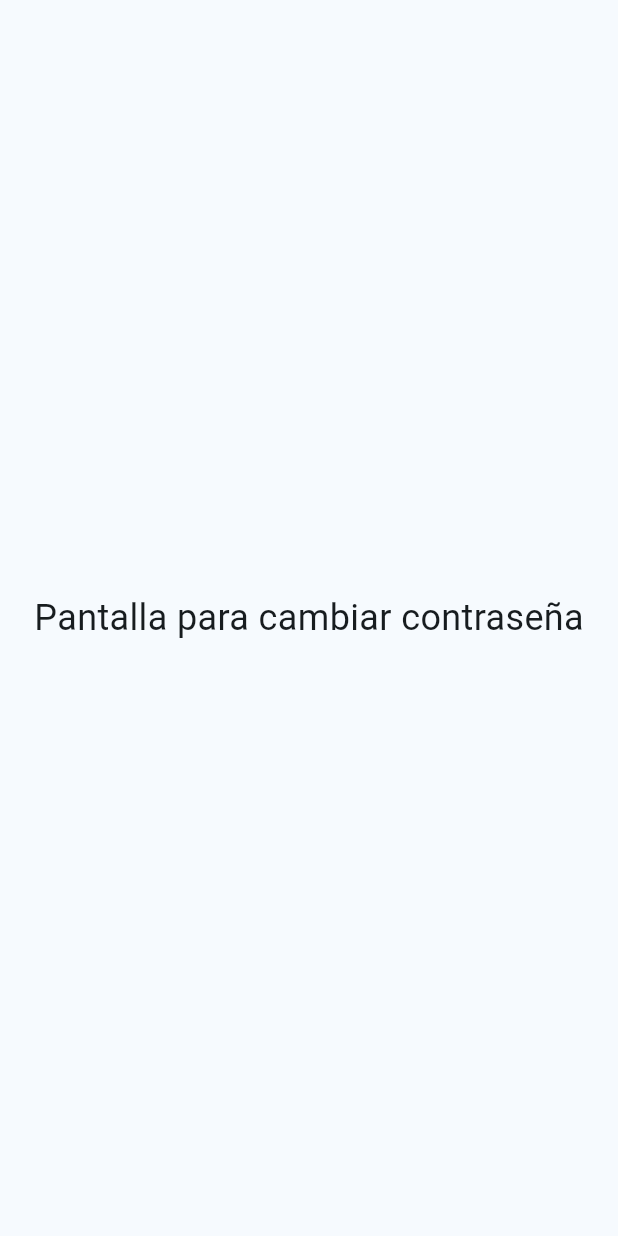
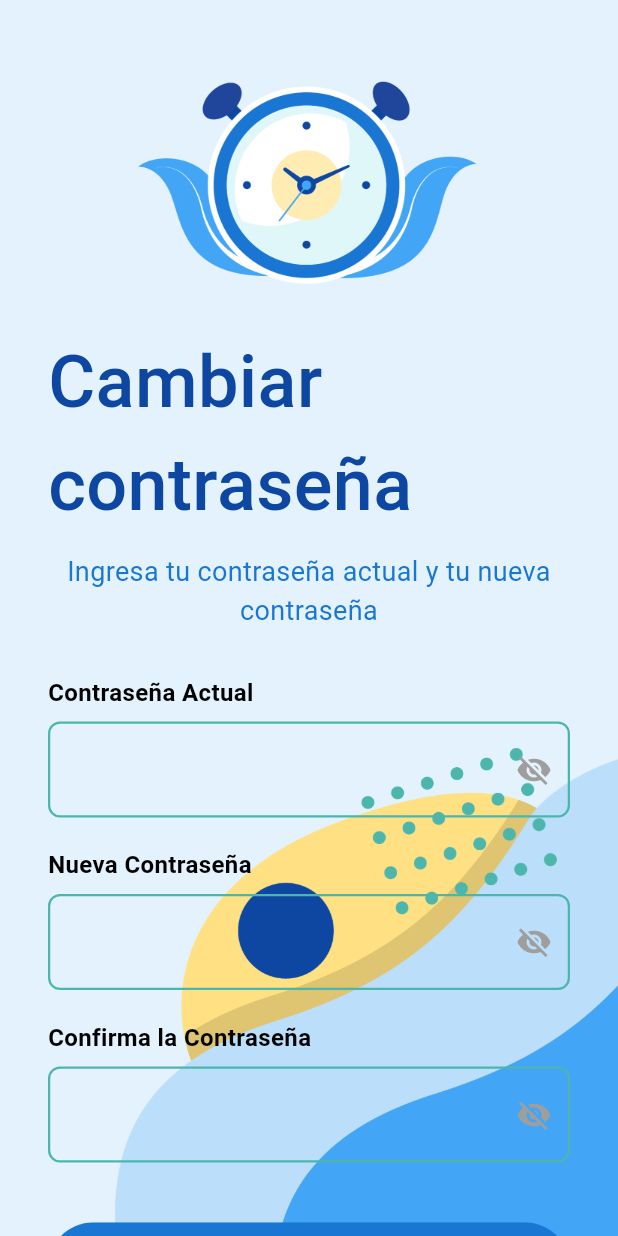
Before and after one commit to ValentinaRozo/SincronIA---Web, a Flutter app: the PantallaCambiarContrasena screen opened directly, on a phone screen of 412 x 824 dp. Run offline on Flutter 3.47's test engine with Material 3 defaults, Android fonts, the phone set to English and light mode, and no system bars.

Commit message:
Pantalla cambiar contraseña finalizada

```diff
--- a/sincronia_web/lib/views/pantalla_cambiar_contrasena.dart
+++ b/sincronia_web/lib/views/pantalla_cambiar_contrasena.dart
@@ -1,14 +1,120 @@
 import 'package:flutter/material.dart';
+import 'package:sincronia_web/views/pantalla_inicio_sesion.dart';
+import 'package:sincronia_web/widgets/button.dart';
+import 'package:sincronia_web/widgets/modal.dart';
+import 'package:sincronia_web/widgets/text_field_clave.dart';
 
 class PantallaCambiarContrasena extends StatelessWidget {
   @override
   Widget build(BuildContext context) {
-    return const Scaffold(
-      body: Center(
-        child: Text(
-          'Pantalla para cambiar contraseña',
-          style: TextStyle(fontSize: 24),
-        ),
+    final size = MediaQuery.of(context).size;
+
+    return Scaffold(
+      body: Stack(
+        children: [
+          Container(
+            color: const Color(0xFFE3F2FD),
+          ),
+          Align(
+            alignment: Alignment.bottomRight,
+            child: Image.asset(
+              'assets/fondo_2.png',
+              height: size.height * 0.4,
+              fit: BoxFit.contain,
+            ),
+          ),
+          SingleChildScrollView(
+            child: Center(
+              child: Padding(
+                padding: const EdgeInsets.symmetric(horizontal: 32.0),
+                child: Column(
+                  mainAxisAlignment: MainAxisAlignment.center,
+                  children: [
+                    const SizedBox(height: 50),
+                    Image.asset(
+                      'assets/logo_SincronIA.png',
+                      height: 150,
+                    ),
+                    const SizedBox(height: 20),
+
+                    //Titulo
+                    const Text(
+                      'Cambiar contraseña',
+                      style: TextStyle(
+                        fontSize: 48,
+                        fontWeight: FontWeight.w500,
+                        color: Color(0xFF0D47A1),
+                        fontFamily: 'Roboto',
+                      ),
+                    ),
+                    const SizedBox(height: 10),
+
+                    //instrucciones
+                    const Text(
+                      'Ingresa tu contraseña actual y tu nueva contraseña',
+                      textAlign: TextAlign.center,
+                      style: TextStyle(
+                        fontSize: 18,
+                        color: Color(0xFF1976D2),
+                        fontFamily: 'Roboto',
+                      ),
+                    ),
+                    const SizedBox(height: 30),
+
+                    // Campos
+                    const CustomPasswordField(
+                      labelText: 'Contraseña Actual',
+                      hintText: 'Escribe tu contraseña actual',
+                      width: 800.0,
+                    ),
+                    const SizedBox(height: 20),
+
+                    const CustomPasswordField(
+                      labelText: 'Nueva Contraseña',
+                      hintText: 'Escribe la contraseña nueva',
+                      width: 800.0,
+                    ),
+                    const SizedBox(height: 20),
+
+                    const CustomPasswordField(
+                      labelText: 'Confirma la Contraseña',
+                      hintText: 'Repite la nueva contraseña',
+                      width: 800.0,
+                    ),
+                    const SizedBox(height: 40),
+
+                    CustomButton(
+                      text: 'CAMBIAR CONTRASEÑA',
+                      width: 400.0,
+                      onPressed: () {
+                        showDialog(
+                          context: context,
+                          builder: (BuildContext context) {
+                            return CustomModal(
+                              title: 'Contraseña Actualizada',
+                              description:
+                                  '¡Listo, ya cambiaste tu contraseña!',
+                              onPressed: () {
+                                Navigator.pop(context);
+                                Navigator.push(
+                                  context,
+                                  MaterialPageRoute(
+                                    builder: (context) => const PantallaInicioSesion(),
+                                  ),
+                                );
+                              },
+                            );
+                          },
+                        );
+                      },
+                      baseColor: const Color(0xFF1976D2),
+                    ),
+                  ],
+                ),
+              ),
+            ),
+          ),
+        ],
       ),
     );
   }
--- a/sincronia_web/lib/views/pantalla_olvide_contrsena.dart
+++ b/sincronia_web/lib/views/pantalla_olvide_contrsena.dart
@@ -29,7 +29,7 @@ class PantallaOlvideContrasena extends StatelessWidget {
                 child: Column(
                   mainAxisAlignment: MainAxisAlignment.center,
                   children: [
-                    const SizedBox(height: 60),
+                    const SizedBox(height: 50),
                     Image.asset(
                       'assets/logo_SincronIA.png',
                       height: 150,
```
